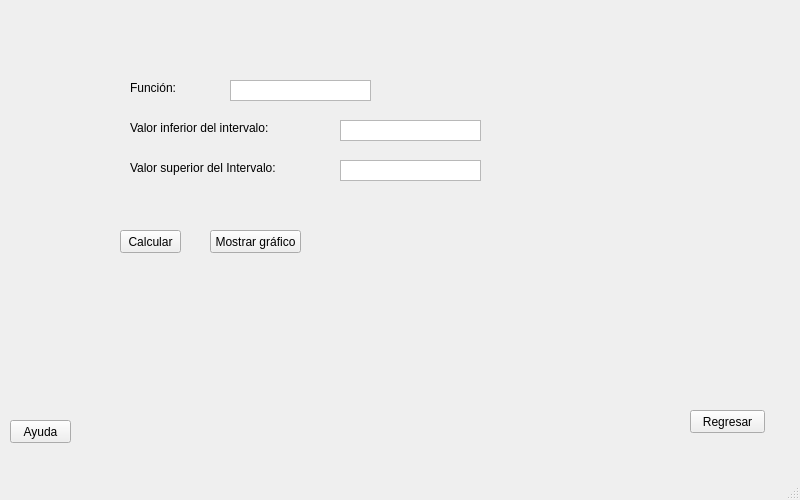
Vrouqen/Metodos-Numericos, file Proyecto/MetodoBiseccion.ui: the form before one commit.
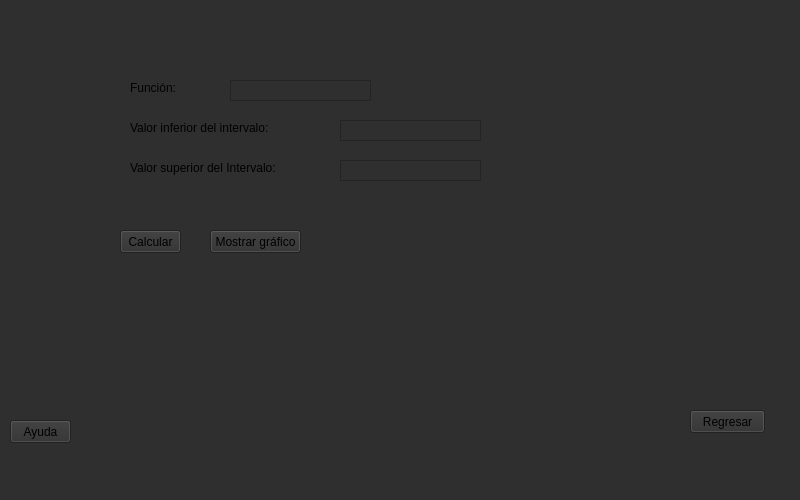
The form after the commit.

Commit message:
Mejoras en la interfaz de usuario
Se modificaron los colores y el tipo de letra de las ventanas

Patch:
```diff
--- a/Proyecto/MetodoBiseccion.ui
+++ b/Proyecto/MetodoBiseccion.ui
@@ -13,6 +13,9 @@
   <property name="windowTitle">
    <string>MainWindow</string>
   </property>
+  <property name="styleSheet">
+   <string notr="true">background-color: rgb(47, 47, 47);</string>
+  </property>
   <widget class="QWidget" name="centralwidget">
    <widget class="QPushButton" name="botonRegresar">
     <property name="geometry">
```
The commit also changes 7 other files.
